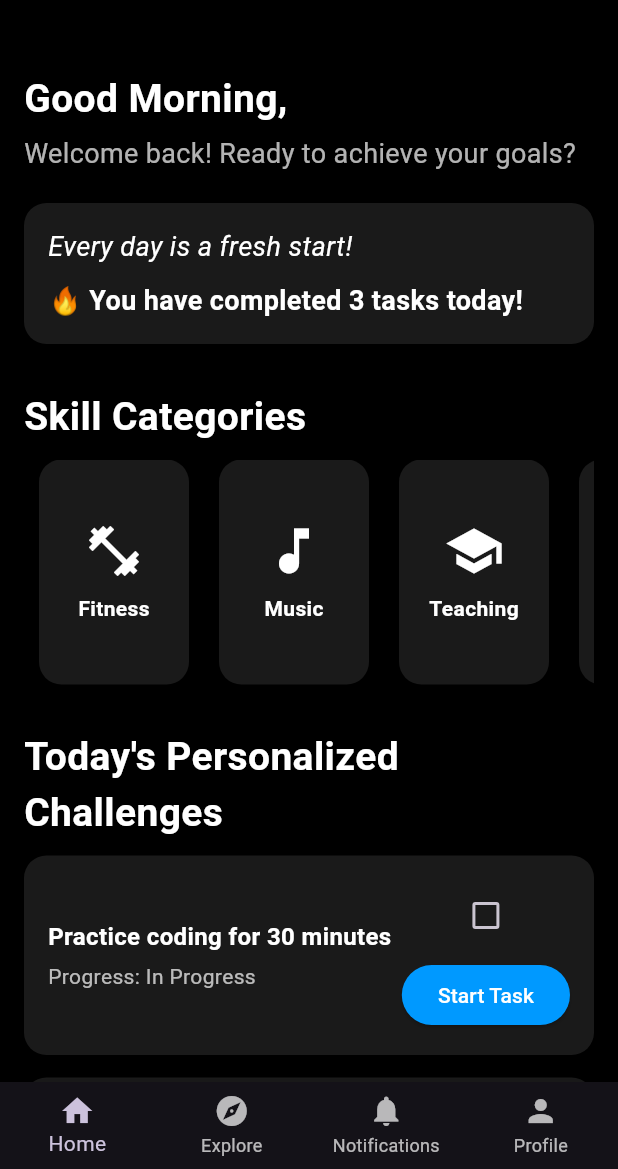
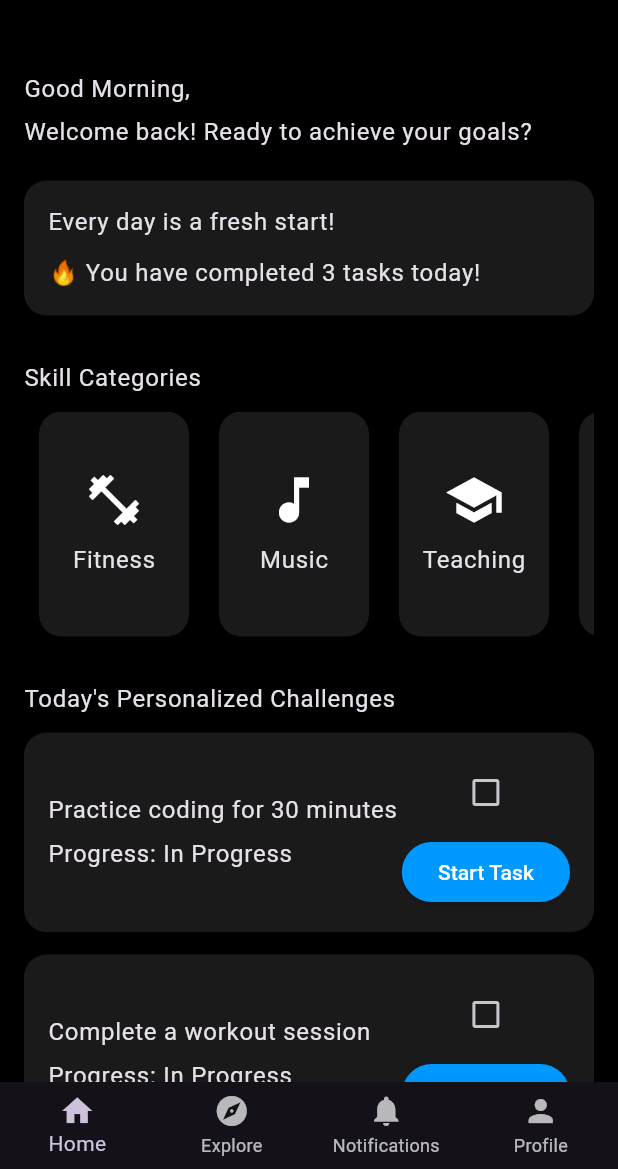
Before and after one commit to NaveenDilhan/rando_new, a Flutter app: the screen it shows after launch, on a phone screen of 412 x 824 dp, the part 67-1236 px from its top. Run offline on Flutter 3.47's test engine with Material 3 defaults, Android fonts, the phone set to English and light mode, and no system bars; our stand-ins replace cloud_firestore, firebase_core; accounts and stored records are empty.

Commit message:
Font size customizer and theme changing enhancements
Update explore_screen.dart, home_screen.dart, notification_screen.dart,  profile_screen.dart, settings_screen.dart, task_screen.dart, theme_notifier.dart

```diff
--- a/lib/screens/explore_screen.dart
+++ b/lib/screens/explore_screen.dart
@@ -101,6 +101,9 @@ class _ExploreScreenState extends State<ExploreScreen> {
               ? const CircularProgressIndicator()
               : Column(
                   children: [
+                    Text("Explore New Features!", style: Theme.of(context).textTheme.displayLarge),
+                    const SizedBox(height: 10),
+                    Text("Discover what's possible.", style: Theme.of(context).textTheme.bodyLarge),
                     // Search Bar
                     Padding(
                       padding: const EdgeInsets.only(bottom: 16.0),
--- a/lib/screens/home_screen.dart
+++ b/lib/screens/home_screen.dart
@@ -1,5 +1,5 @@
 import 'package:flutter/material.dart';
-import '../services/openai_service.dart';
+// import '../services/openai_service.dart';
 import 'profile_screen.dart'; // Import the profile screen
 import 'dart:math';// For random motivational quotes
 import 'settings_screen.dart'; // Import the settings screen
@@ -83,19 +83,12 @@ class HomeScreen extends StatelessWidget {
             const SizedBox(height: 20),
             Text(
               _getGreeting(), // Dynamic greeting message
-              style: const TextStyle(
-                color: Colors.white,
-                fontSize: 26, // Increased font size
-                fontWeight: FontWeight.bold,
-              ),
+              style: Theme.of(context).textTheme.bodyLarge,
             ),
             const SizedBox(height: 5),
-            const Text(
+            Text(
               "Welcome back! Ready to achieve your goals?",
-              style: TextStyle(
-                color: Colors.white70,
-                fontSize: 18, // Increased font size for the description
-              ),
+              style: Theme.of(context).textTheme.bodyLarge,
             ),
             const SizedBox(height: 20),
             Container(
@@ -110,32 +103,20 @@ class HomeScreen extends StatelessWidget {
                 children: [
                   Text(
                     _getMotivationalQuote(), // Random motivational quote
-                    style: const TextStyle(
-                      color: Colors.white,
-                      fontSize: 18, // Increased font size for quote
-                      fontStyle: FontStyle.italic,
-                    ),
+                    style: Theme.of(context).textTheme.bodyLarge,
                   ),
                   const SizedBox(height: 10),
-                  const Text(
+                  Text(
                     "🔥 You have completed 3 tasks today!",
-                    style: TextStyle(
-                      color: Colors.white,
-                      fontSize: 18, // Increased font size for the task message
-                      fontWeight: FontWeight.bold,
-                    ),
+                    style: Theme.of(context).textTheme.bodyLarge,
                   ),
                 ],
               ),
             ),
             const SizedBox(height: 30),
-            const Text(
+            Text(
               "Skill Categories",
-              style: TextStyle(
-                color: Colors.white,
-                fontSize: 26, // Increased font size for the title
-                fontWeight: FontWeight.bold,
-              ),
+              style: Theme.of(context).textTheme.bodyLarge,
             ),
             const SizedBox(height: 10),
             // Skill Categories Section (Scrollable)
@@ -154,13 +135,9 @@ class HomeScreen extends StatelessWidget {
               ),
             ),
             const SizedBox(height: 30),
-            const Text(
+            Text(
               "Today's Personalized Challenges",
-              style: TextStyle(
-                color: Colors.white,
-                fontSize: 26, // Increased font size for section title
-                fontWeight: FontWeight.bold,
-              ),
+              style: Theme.of(context).textTheme.bodyLarge,
             ),
             const SizedBox(height: 10),
             // Daily Task & AI Recommendation Section
@@ -172,13 +149,9 @@ class HomeScreen extends StatelessWidget {
               ],
             ),
             const SizedBox(height: 30),
-            const Text(
+            Text(
               "Habit Tracker / Streaks",
-              style: TextStyle(
-                color: Colors.white,
-                fontSize: 26, // Increased font size for the title
-                fontWeight: FontWeight.bold,
-              ),
+              style: Theme.of(context).textTheme.bodyLarge,
             ),
             const SizedBox(height: 10),
             // Habit Tracker Section with Calendar View and Streaks
@@ -197,34 +170,23 @@ class HomeScreen extends StatelessWidget {
                     size: 50,
                   ),
                   const SizedBox(height: 10),
-                  const Text(
+                  Text(
                     "You're on a 5-day streak!",
-                    style: TextStyle(
-                      color: Colors.white,
-                      fontSize: 18,
-                      fontWeight: FontWeight.bold,
-                    ),
+                    style: Theme.of(context).textTheme.bodyLarge,
                   ),
                   const SizedBox(height: 10),
-                  const Text(
+                  Text(
                     "Keep it up! You're doing amazing!",
-                    style: TextStyle(
-                      color: Colors.white70,
-                      fontSize: 16,
-                    ),
+                    style: Theme.of(context).textTheme.bodyLarge,
                   ),
                 ],
               ),
             ),
             const SizedBox(height: 30),
             // Gamification & Rewards Section
-            const Text(
+            Text(
               "Gamification & Rewards",
-              style: TextStyle(
-                color: Colors.white,
-                fontSize: 26,
-                fontWeight: FontWeight.bold,
-              ),
+              style: Theme.of(context).textTheme.bodyLarge,
             ),
             const SizedBox(height: 10),
             Container(
@@ -236,29 +198,19 @@ class HomeScreen extends StatelessWidget {
               child: Column(
                 crossAxisAlignment: CrossAxisAlignment.start,
                 children: [
-                  const Text(
+                  Text(
                     "XP Points Earned: 120",
-                    style: TextStyle(
-                      color: Colors.white,
-                      fontSize: 18,
-                      fontWeight: FontWeight.bold,
-                    ),
+                    style: Theme.of(context).textTheme.bodyLarge,
                   ),
                   const SizedBox(height: 10),
-                  const Text(
+                  Text(
                     "Badges Earned: Code Master, Fitness Guru, Dance Enthusiast",
-                    style: TextStyle(
-                      color: Colors.white,
-                      fontSize: 16,
-                    ),
+                    style: Theme.of(context).textTheme.bodyLarge,
                   ),
                   const SizedBox(height: 10),
-                  const Text(
+                  Text(
                     "Leaderboard: You are ranked #4 in the global leaderboard!",
-                    style: TextStyle(
-                      color: Colors.white,
-                      fontSize: 16,
-                    ),
+                    style: Theme.of(context).textTheme.bodyLarge,
                   ),
                   const SizedBox(height: 10),
                   ElevatedButton(
@@ -306,11 +258,7 @@ class HomeScreen extends StatelessWidget {
             const SizedBox(height: 8),
             Text(
               label,
-              style: const TextStyle(
-                color: Colors.white,
-                fontSize: 14,
-                fontWeight: FontWeight.bold,
-              ),
+              style: Theme.of(context).textTheme.bodyLarge,
             ),
           ],
         ),
@@ -335,19 +283,12 @@ class HomeScreen extends StatelessWidget {
             children: [
               Text(
                 taskDescription,
-                style: const TextStyle(
-                  color: Colors.white,
-                  fontSize: 16,
-                  fontWeight: FontWeight.bold,
-                ),
+                style: Theme.of(context).textTheme.bodyLarge,
               ),
               const SizedBox(height: 5),
-              const Text(
+              Text(
                 "Progress: In Progress", // You can update this dynamically
-                style: TextStyle(
-                  color: Colors.white70,
-                  fontSize: 14,
-                ),
+                style: Theme.of(context).textTheme.bodyLarge,
               ),
             ],
           ),
```
Also changed, not shown: lib/screens/notification_screen.dart (+5 -14 lines), lib/screens/profile_screen.dart (+2 -5 lines), lib/screens/settings_screen.dart (+22 -0 lines), lib/screens/task_screen.dart (+8 -16 lines), lib/theme_notifier.dart (+30 -1 lines).
